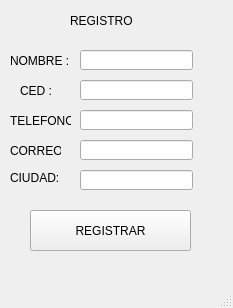
Old version of the form SUPERCLIENTEGUI/w_registro.ui in the repository ixcastro/Progra-ED-3-.
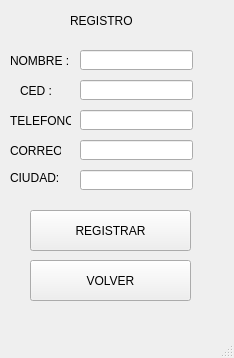
New version of the form.

Commit message: // MENU DE CONSULTA Y REGISTRO DE NUEVO CLIENTE DONE //

What changed in the file:
```diff
--- a/SUPERCLIENTEGUI/w_registro.ui
+++ b/SUPERCLIENTEGUI/w_registro.ui
@@ -6,8 +6,8 @@
    <rect>
     <x>0</x>
     <y>0</y>
-    <width>233</width>
-    <height>308</height>
+    <width>234</width>
+    <height>358</height>
    </rect>
   </property>
   <property name="windowTitle">
@@ -155,6 +155,19 @@
      <string>REGISTRAR</string>
     </property>
    </widget>
+   <widget class="QPushButton" name="pushButton_2">
+    <property name="geometry">
+     <rect>
+      <x>30</x>
+      <y>260</y>
+      <width>161</width>
+      <height>41</height>
+     </rect>
+    </property>
+    <property name="text">
+     <string>VOLVER</string>
+    </property>
+   </widget>
   </widget>
   <widget class="QMenuBar" name="menubar">
    <property name="geometry">
```
Left out of the diff: 2 changed lines with no effect on the pictures. The commit also changes 26 other files.
